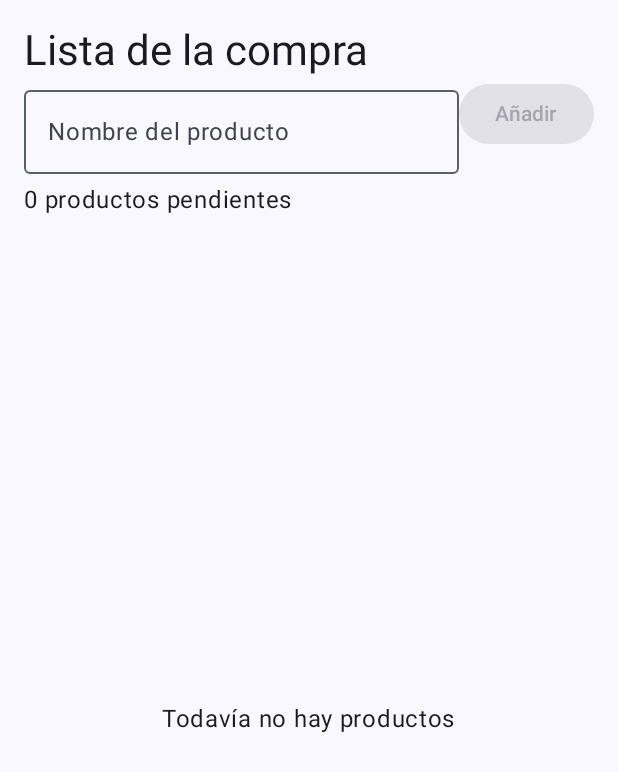
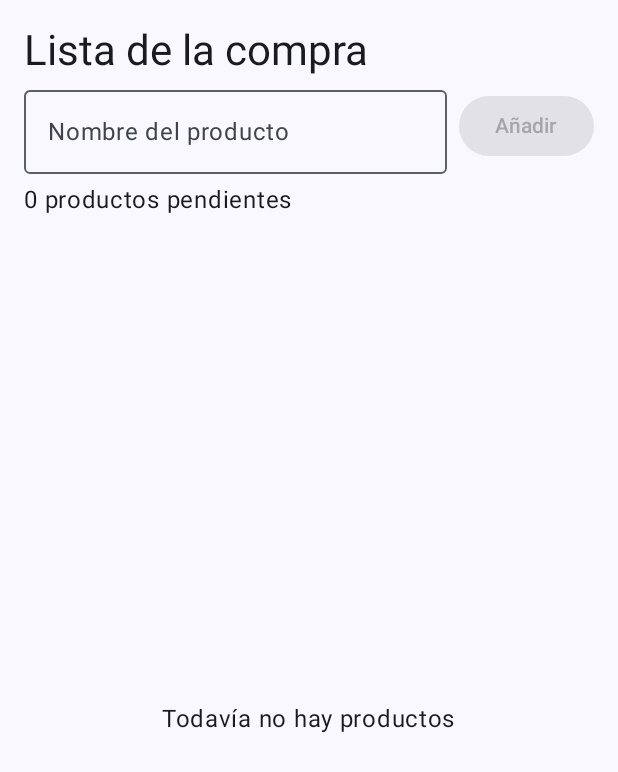
Before and after one commit to RodrigoMM-555/DAM2-Multimedia-y-dispositivos-mobiles, an Android app built with Jetpack Compose: the screen it shows after launch (MainActivity), on a phone screen of 412 x 824 dp. Shown: the top 772 px of the screen. Run offline under Robolectric (Android 15) with nearby library versions, the phone set to English and light mode, and no system bars.

Commit message:
Update ListaCompraScreen.kt

```diff
--- a/002 android studio/Libreria/app/src/main/java/com/example/listacompra/ui/ListaCompraScreen.kt
+++ b/002 android studio/Libreria/app/src/main/java/com/example/listacompra/ui/ListaCompraScreen.kt
@@ -15,6 +15,7 @@ import androidx.compose.ui.Modifier
 import androidx.compose.ui.res.dimensionResource
 import androidx.compose.ui.res.pluralStringResource
 import androidx.compose.ui.res.stringResource
+import androidx.compose.ui.unit.dp
 import com.example.listacompra.R
 import com.example.listacompra.data.Producto
 
@@ -38,12 +39,18 @@ fun ListaCompraScreen(
             .padding(dimensionResource(R.dimen.screen_padding))
     ) {
 
+        // Título de la aplicación.
         Text(
             text = stringResource(R.string.screen_title),
             style = MaterialTheme.typography.headlineMedium
         )
 
-        Row {
+        // Fila para introducir y añadir productos.
+        Row(
+            modifier = Modifier.fillMaxWidth(),
+            verticalAlignment = Alignment.CenterVertically,
+            horizontalArrangement = Arrangement.spacedBy(8.dp)
+        ) {
             OutlinedTextField(
                 value = nombreProducto,
                 onValueChange = { nombreProducto = it },
@@ -88,9 +95,12 @@ fun ListaCompraScreen(
                 pendientes
             ),
             style = MaterialTheme.typography.bodyLarge,
-            modifier = Modifier.padding(vertical = dimensionResource(R.dimen.screen_padding) / 2)
+            modifier = Modifier.padding(
+                vertical = dimensionResource(R.dimen.screen_padding) / 2
+            )
         )
 
+        // Si no hay productos, mostramos un mensaje.
         if (productos.isEmpty()) {
 
             Box(
@@ -105,6 +115,7 @@ fun ListaCompraScreen(
 
         } else {
 
+            // Si hay productos, mostramos la lista.
             LazyColumn {
                 items(
                     items = productos,
@@ -114,7 +125,7 @@ fun ListaCompraScreen(
                     Card(
                         modifier = Modifier
                             .fillMaxWidth()
-                            .padding(vertical = dimensionResource(R.dimen.screen_padding) / 4)
+                            .padding(vertical = 4.dp)
                     ) {
 
                         Box(
@@ -160,7 +171,7 @@ fun ListaCompraScreen(
                                 }
                             }
 
-                            // Icono de estado situado en la esquina superior derecha.
+                            // Icono de estado centrado a la derecha.
                             IconButton(
                                 onClick = {
                                     val indice = productos.indexOf(producto)
@@ -171,7 +182,7 @@ fun ListaCompraScreen(
                                         )
                                     }
                                 },
-                                modifier = Modifier.align(Alignment.TopEnd)
+                                modifier = Modifier.align(Alignment.CenterEnd)
                             ) {
                                 Icon(
                                     imageVector = if (producto.comprado) {
```
